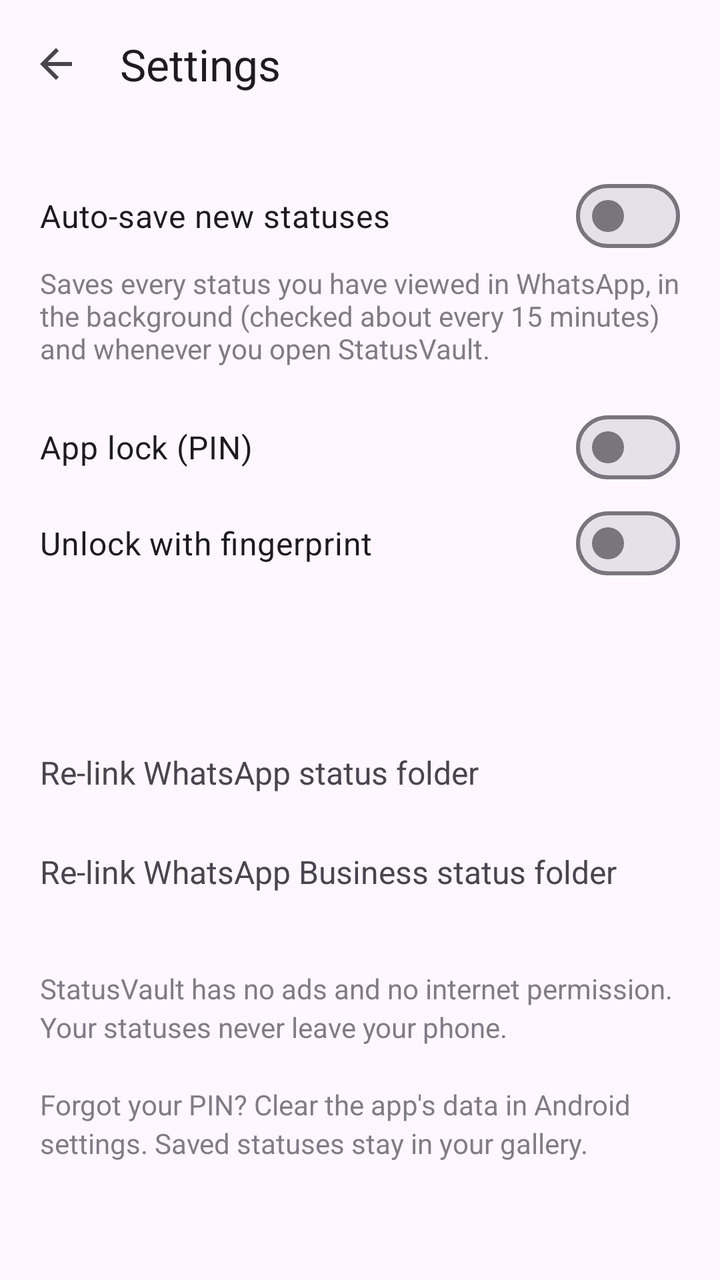
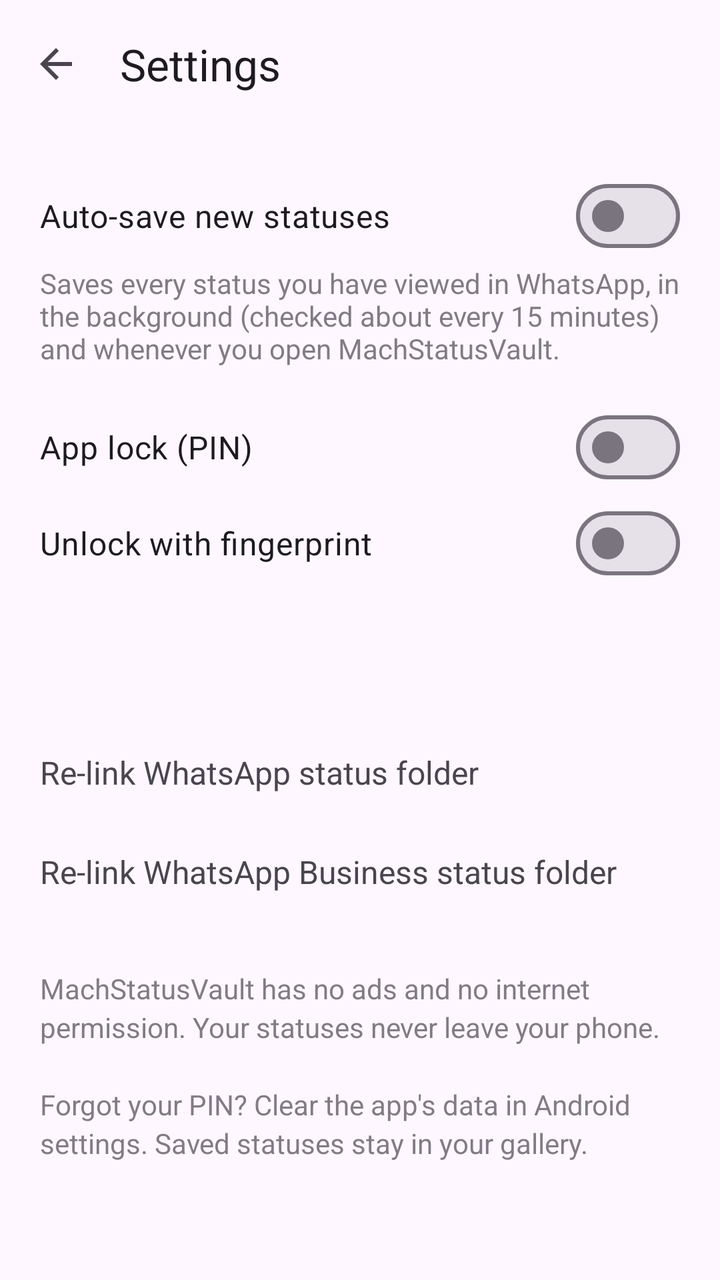

Before-and-after screenshots of an Android layout around one commit, followed by the original layout XML and the change that was made.
<!-- AndroidManifest.xml: application theme Theme.StatusVault -->
<!-- res/layout/activity_settings.xml -->
<?xml version="1.0" encoding="utf-8"?>
<LinearLayout xmlns:android="http://schemas.android.com/apk/res/android"
    xmlns:app="http://schemas.android.com/apk/res-auto"
    android:layout_width="match_parent"
    android:layout_height="match_parent"
    android:fitsSystemWindows="true"
    android:orientation="vertical">

    <com.google.android.material.appbar.MaterialToolbar
        android:id="@+id/toolbar"
        android:layout_width="match_parent"
        android:layout_height="?attr/actionBarSize"
        app:navigationIcon="@drawable/ic_back"
        app:title="@string/settings" />

    <ScrollView
        android:layout_width="match_parent"
        android:layout_height="match_parent">

        <LinearLayout
            android:layout_width="match_parent"
            android:layout_height="wrap_content"
            android:orientation="vertical"
            android:padding="20dp">

            <com.google.android.material.materialswitch.MaterialSwitch
                android:id="@+id/swAuto"
                android:layout_width="match_parent"
                android:layout_height="wrap_content"
                android:text="Auto-save new statuses"
                android:textSize="16sp" />

            <TextView
                android:layout_width="match_parent"
                android:layout_height="wrap_content"
                android:layout_marginBottom="16dp"
                android:alpha="0.7"
                android:text="Saves every status you have viewed in WhatsApp, in the background (checked about every 15 minutes) and whenever you open StatusVault." />

            <com.google.android.material.materialswitch.MaterialSwitch
                android:id="@+id/swLock"
                android:layout_width="match_parent"
                android:layout_height="wrap_content"
                android:text="App lock (PIN)"
                android:textSize="16sp" />

            <com.google.android.material.materialswitch.MaterialSwitch
                android:id="@+id/swBio"
                android:layout_width="match_parent"
                android:layout_height="wrap_content"
                android:text="Unlock with fingerprint"
                android:textSize="16sp" />

            <TextView
                android:id="@+id/rowTheme"
                android:layout_width="match_parent"
                android:layout_height="wrap_content"
                android:layout_marginTop="16dp"
                android:background="?attr/selectableItemBackground"
                android:paddingTop="14dp"
                android:paddingBottom="14dp"
                android:textSize="16sp" />

            <TextView
                android:id="@+id/rowLinkWa"
                android:layout_width="match_parent"
                android:layout_height="wrap_content"
                android:background="?attr/selectableItemBackground"
                android:paddingTop="14dp"
                android:paddingBottom="14dp"
                android:text="Re-link WhatsApp status folder"
                android:textSize="16sp" />

            <TextView
                android:id="@+id/rowLinkBiz"
                android:layout_width="match_parent"
                android:layout_height="wrap_content"
                android:background="?attr/selectableItemBackground"
                android:paddingTop="14dp"
                android:paddingBottom="14dp"
                android:text="Re-link WhatsApp Business status folder"
                android:textSize="16sp" />

            <TextView
                android:layout_width="match_parent"
                android:layout_height="wrap_content"
                android:layout_marginTop="24dp"
                android:alpha="0.7"
                android:lineSpacingExtra="3dp"
                android:text="@string/about" />
        </LinearLayout>
    </ScrollView>
</LinearLayout>
<!-- resources referenced by this layout -->
<resources>
  <!-- drawable ic_back (drawable) -->
  <?xml version="1.0" encoding="utf-8"?>
  <vector xmlns:android="http://schemas.android.com/apk/res/android"
      android:width="24dp"
      android:height="24dp"
      android:viewportWidth="24"
      android:viewportHeight="24">
      <path
          android:fillColor="?attr/colorControlNormal"
          android:pathData="M20,11H7.83l5.59,-5.59L12,4l-8,8 8,8 1.41,-1.41L7.83,13H20v-2z" />
  </vector>
  <string name="about">StatusVault has no ads and no internet permission. Your statuses never leave your phone.\n\nForgot your PIN? Clear the app\'s data in Android settings. Saved statuses stay in your gallery.</string>
  <string name="settings">Settings</string>
  <style name="Theme.StatusVault" parent="Theme.Material3.DayNight.NoActionBar">
          <item name="colorPrimary">@color/brand</item>
          <item name="colorOnPrimary">@android:color/white</item>
          <item name="colorSecondary">@color/brand</item>
          <item name="windowActionModeOverlay">true</item>
      </style>
  <color name="brand">#00695C</color>
</resources>

<!-- the commit's change to res/layout/activity_settings.xml (unified diff, before → after) -->
@@ -35,7 +35,7 @@
                 android:layout_height="wrap_content"
                 android:layout_marginBottom="16dp"
                 android:alpha="0.7"
-                android:text="Saves every status you have viewed in WhatsApp, in the background (checked about every 15 minutes) and whenever you open StatusVault." />
+                android:text="Saves every status you have viewed in WhatsApp, in the background (checked about every 15 minutes) and whenever you open MachStatusVault." />
 
             <com.google.android.material.materialswitch.MaterialSwitch
                 android:id="@+id/swLock"
<!-- resource entries referenced after the edit -->
@@ -11,7 +11,7 @@
           android:fillColor="?attr/colorControlNormal"
           android:pathData="M20,11H7.83l5.59,-5.59L12,4l-8,8 8,8 1.41,-1.41L7.83,13H20v-2z" />
   </vector>
-  <string name="about">StatusVault has no ads and no internet permission. Your statuses never leave your phone.\n\nForgot your PIN? Clear the app\'s data in Android settings. Saved statuses stay in your gallery.</string>
+  <string name="about">MachStatusVault has no ads and no internet permission. Your statuses never leave your phone.\n\nForgot your PIN? Clear the app\'s data in Android settings. Saved statuses stay in your gallery.</string>
   <string name="settings">Settings</string>
   <style name="Theme.StatusVault" parent="Theme.Material3.DayNight.NoActionBar">
           <item name="colorPrimary">@color/brand</item>
